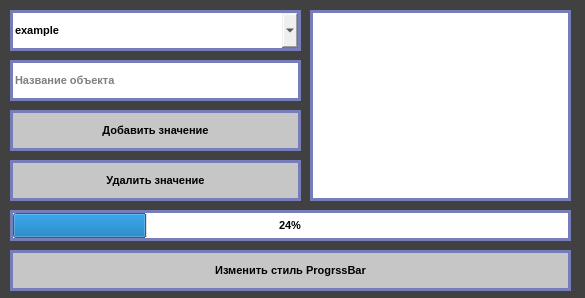
The window that untitled.ui (artur0527rg/pyqt5_hohlov) describes before a commit, drawn with Qt 5.
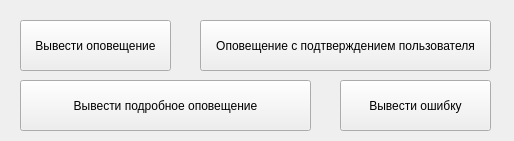
The same window after the commit.

Commit message: Уведомления Урок 6 уведомление, подтверждение, ошибка

Patch:
```diff
--- a/untitled.ui
+++ b/untitled.ui
@@ -6,243 +6,64 @@
    <rect>
     <x>0</x>
     <y>0</y>
-    <width>585</width>
-    <height>298</height>
+    <width>514</width>
+    <height>141</height>
    </rect>
   </property>
-  <property name="minimumSize">
-   <size>
-    <width>585</width>
-    <height>298</height>
-   </size>
-  </property>
-  <property name="maximumSize">
-   <size>
-    <width>585</width>
-    <height>298</height>
-   </size>
-  </property>
   <property name="windowTitle">
    <string>MainWindow</string>
   </property>
-  <property name="styleSheet">
-   <string notr="true">QMainWindow{
-background-color: #414141;
-}</string>
-  </property>
   <widget class="QWidget" name="centralwidget">
-   <widget class="QComboBox" name="comboBox">
-    <property name="geometry">
-     <rect>
-      <x>10</x>
-      <y>10</y>
-      <width>291</width>
-      <height>41</height>
-     </rect>
-    </property>
-    <property name="font">
-     <font>
-      <pointsize>8</pointsize>
-      <weight>75</weight>
-      <bold>true</bold>
-     </font>
-    </property>
-    <property name="styleSheet">
-     <string notr="true">border: 3px solid #777DB9;</string>
-    </property>
-    <item>
-     <property name="text">
-      <string>example</string>
-     </property>
-    </item>
-   </widget>
-   <widget class="QLineEdit" name="lineEdit">
-    <property name="geometry">
-     <rect>
-      <x>10</x>
-      <y>60</y>
-      <width>291</width>
-      <height>41</height>
-     </rect>
-    </property>
-    <property name="font">
-     <font>
-      <pointsize>8</pointsize>
-      <weight>75</weight>
-      <bold>true</bold>
-     </font>
-    </property>
-    <property name="styleSheet">
-     <string notr="true">border: 3px solid #777DB9;</string>
-    </property>
-    <property name="placeholderText">
-     <string>Название объекта</string>
-    </property>
-   </widget>
-   <widget class="QPushButton" name="pushButton">
-    <property name="geometry">
-     <rect>
-      <x>10</x>
-      <y>110</y>
-      <width>291</width>
-      <height>41</height>
-     </rect>
-    </property>
-    <property name="font">
-     <font>
-      <pointsize>8</pointsize>
-      <weight>75</weight>
-      <bold>true</bold>
-     </font>
-    </property>
-    <property name="styleSheet">
-     <string notr="true">QPushButton{
-border: 3px solid #777DB9;
-background-color: rgb(198, 198, 198);
-}
-QPushButton::hover {
-background-color: rgb(198, 198, 198);
-border: 0px
-}
-QPushButton::pressed{
-background-color: rgb(231, 231, 231);
-}</string>
-    </property>
-    <property name="text">
-     <string>Добавить значение</string>
-    </property>
-   </widget>
    <widget class="QPushButton" name="pushButton_2">
     <property name="geometry">
      <rect>
-      <x>10</x>
-      <y>160</y>
+      <x>200</x>
+      <y>20</y>
       <width>291</width>
-      <height>41</height>
+      <height>51</height>
      </rect>
     </property>
-    <property name="font">
-     <font>
-      <pointsize>8</pointsize>
-      <weight>75</weight>
-      <bold>true</bold>
-     </font>
-    </property>
-    <property name="styleSheet">
-     <string notr="true">QPushButton{
-border: 3px solid #777DB9;
-background-color: rgb(198, 198, 198);
-}
-QPushButton::hover {
-background-color: rgb(198, 198, 198);
-border: 0px
-}
-QPushButton::pressed{
-background-color: rgb(231, 231, 231);
-}</string>
-    </property>
     <property name="text">
-     <string>Удалить значение</string>
+     <string>Оповещение с подтверждением пользователя</string>
     </property>
    </widget>
-   <widget class="QPlainTextEdit" name="plainTextEdit">
+   <widget class="QPushButton" name="pushButton">
     <property name="geometry">
      <rect>
-      <x>310</x>
-      <y>10</y>
-      <width>261</width>
-      <height>191</height>
+      <x>20</x>
+      <y>20</y>
+      <width>151</width>
+      <height>51</height>
      </rect>
     </property>
-    <property name="font">
-     <font>
-      <pointsize>8</pointsize>
-      <weight>75</weight>
-      <bold>true</bold>
-     </font>
-    </property>
-    <property name="styleSheet">
-     <string notr="true">border: 3px solid #777DB9;</string>
-    </property>
-    <property name="plainText">
-     <string/>
-    </property>
-    <property name="overwriteMode">
-     <bool>false</bool>
-    </property>
-    <property name="placeholderText">
-     <string>Лог программы...</string>
-    </property>
-   </widget>
-   <widget class="QProgressBar" name="progressBar">
-    <property name="geometry">
-     <rect>
-      <x>10</x>
-      <y>210</y>
-      <width>561</width>
-      <height>31</height>
-     </rect>
-    </property>
-    <property name="font">
-     <font>
-      <pointsize>8</pointsize>
-      <weight>75</weight>
-      <bold>true</bold>
-     </font>
-    </property>
-    <property name="styleSheet">
-     <string notr="true">border: 3px solid #777DB9;</string>
-    </property>
-    <property name="value">
-     <number>24</number>
-    </property>
-    <property name="alignment">
-     <set>Qt::AlignCenter</set>
-    </property>
-    <property name="textVisible">
-     <bool>true</bool>
-    </property>
-    <property name="orientation">
-     <enum>Qt::Horizontal</enum>
-    </property>
-    <property name="invertedAppearance">
-     <bool>false</bool>
-    </property>
-    <property name="textDirection">
-     <enum>QProgressBar::TopToBottom</enum>
+    <property name="text">
+     <string>Вывести оповещение</string>
     </property>
    </widget>
    <widget class="QPushButton" name="pushButton_3">
     <property name="geometry">
      <rect>
-      <x>10</x>
-      <y>250</y>
-      <width>561</width>
-      <height>41</height>
+      <x>20</x>
+      <y>80</y>
+      <width>291</width>
+      <height>51</height>
      </rect>
     </property>
-    <property name="font">
-     <font>
-      <pointsize>8</pointsize>
-      <weight>75</weight>
-      <bold>true</bold>
-     </font>
+    <property name="text">
+     <string>Вывести подробное оповещение</string>
     </property>
-    <property name="styleSheet">
-     <string notr="true">QPushButton{
-border: 3px solid #777DB9;
-background-color: rgb(198, 198, 198);
-}
-QPushButton::hover {
-background-color: rgb(198, 198, 198);
-border: 0px
-}
-QPushButton::pressed{
-background-color: rgb(231, 231, 231);
-}</string>
+   </widget>
+   <widget class="QPushButton" name="pushButton_4">
+    <property name="geometry">
+     <rect>
+      <x>340</x>
+      <y>80</y>
+      <width>151</width>
+      <height>51</height>
+     </rect>
     </property>
     <property name="text">
-     <string>Изменить стиль ProgrssBar</string>
+     <string>Вывести ошибку</string>
     </property>
    </widget>
   </widget>
```
The commit also changes 2 other files.
